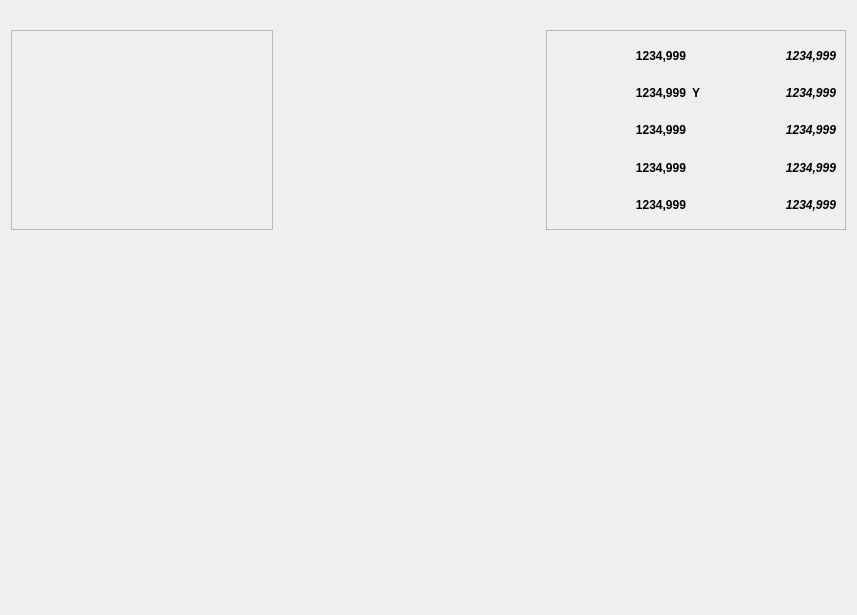
First picture: the form in src/UI/Overlay.ui, repository DjangoReinhard/FalconView, before the edit.
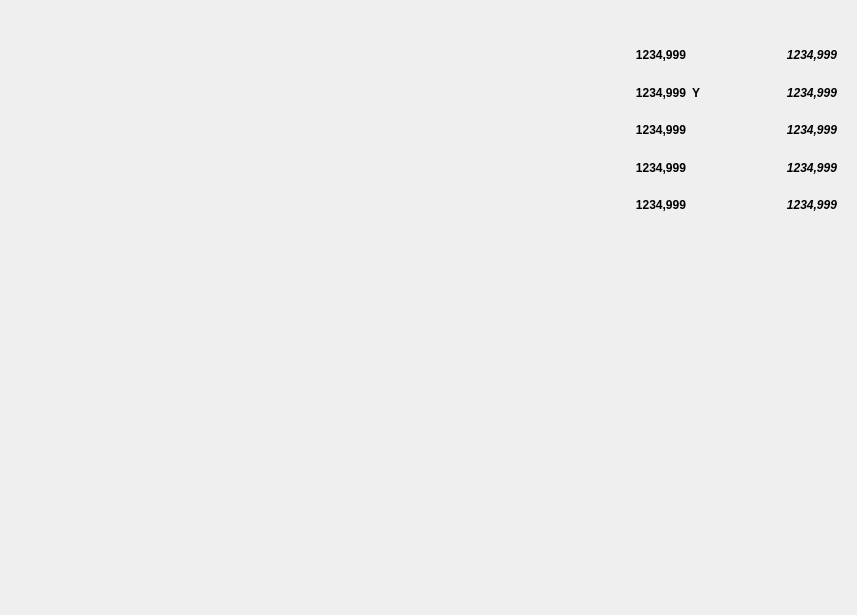
Second picture: the form after the edit.

Patch:
```diff
--- a/src/UI/Overlay.ui
+++ b/src/UI/Overlay.ui
@@ -32,10 +32,13 @@
       </size>
      </property>
      <property name="frameShape">
-      <enum>QFrame::StyledPanel</enum>
+      <enum>QFrame::NoFrame</enum>
      </property>
      <property name="frameShadow">
-      <enum>QFrame::Raised</enum>
+      <enum>QFrame::Plain</enum>
+     </property>
+     <property name="lineWidth">
+      <number>0</number>
      </property>
     </widget>
    </item>
@@ -86,10 +89,13 @@
       </size>
      </property>
      <property name="frameShape">
-      <enum>QFrame::StyledPanel</enum>
+      <enum>QFrame::NoFrame</enum>
      </property>
      <property name="frameShadow">
-      <enum>QFrame::Raised</enum>
+      <enum>QFrame::Plain</enum>
+     </property>
+     <property name="lineWidth">
+      <number>0</number>
      </property>
      <layout class="QGridLayout" name="gridLayout_2" columnstretch="1,0,1">
       <item row="0" column="2">
```
